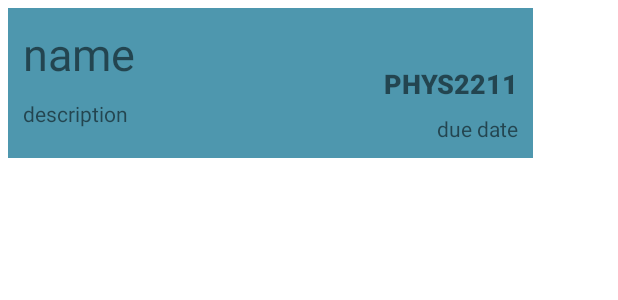
After one commit to pnung/classscheduler, an Android app: the layout assignment_item.xml on its own in the app's theme, with its tools: preview values and no code run, on a phone screen of 412 x 824 dp. The commit adds this screen. Shown: the top 300 px of the screen. Run offline under Robolectric (Android 15) with nearby library versions, the phone set to English and light mode, and no system bars.

Commit message:
working on adding different types of tasks

```diff
--- /dev/null
+++ b/app/src/main/res/layout/assignment_item.xml
@@ -0,0 +1,53 @@
+<androidx.constraintlayout.widget.ConstraintLayout xmlns:android="http://schemas.android.com/apk/res/android"
+    xmlns:app="http://schemas.android.com/apk/res-auto"
+    xmlns:tools="http://schemas.android.com/tools"
+    android:layout_width="350dp"
+    android:layout_height="100dp"
+    android:layout_margin="5dp"
+    android:layout_marginLeft="5dp"
+    android:layout_marginRight="5dp"
+    android:background="#4E97AE"
+    android:gravity="center_vertical"
+    android:outlineProvider="none"
+    android:padding="10dp">
+
+    <TextView
+        android:id="@+id/taskName"
+        android:layout_width="200dp"
+        android:layout_height="wrap_content"
+        android:text="name"
+        android:textSize="30dp"
+        app:layout_constraintStart_toStartOf="parent"
+        app:layout_constraintTop_toTopOf="parent" />
+
+    <TextView
+        android:id="@+id/taskDescription"
+        android:layout_width="200dp"
+        android:layout_height="30dp"
+        android:layout_marginTop="10dp"
+        android:text="description"
+        app:layout_constraintStart_toStartOf="parent"
+        app:layout_constraintTop_toBottomOf="@+id/taskName" />
+
+    <TextView
+        android:id="@+id/taskDueDate"
+        android:layout_width="100dp"
+        android:layout_height="wrap_content"
+        android:gravity="right"
+        android:text="due date"
+        app:layout_constraintBottom_toBottomOf="parent"
+        app:layout_constraintEnd_toEndOf="parent" />
+
+    <TextView
+        android:id="@+id/courseName"
+        android:layout_width="100dp"
+        android:layout_height="wrap_content"
+        android:layout_marginTop="28dp"
+        android:fontFamily="sans-serif-black"
+        android:gravity="right"
+        android:text="PHYS2211"
+        android:textSize="18dp"
+        app:layout_constraintEnd_toEndOf="parent"
+        app:layout_constraintTop_toTopOf="parent" />
+
+</androidx.constraintlayout.widget.ConstraintLayout>
```
Also changed, not shown: app/src/main/java/com/example/classscheduler/data/Assignment.java (+7 -0 lines), app/src/main/java/com/example/classscheduler/ui/todo/TaskType.java (added, +19 -0 lines), app/src/main/java/com/example/classscheduler/ui/todo/TodoFragment.java (+80 -12 lines), app/src/main/res/layout/fragment_todo.xml (+7 -0 lines).
